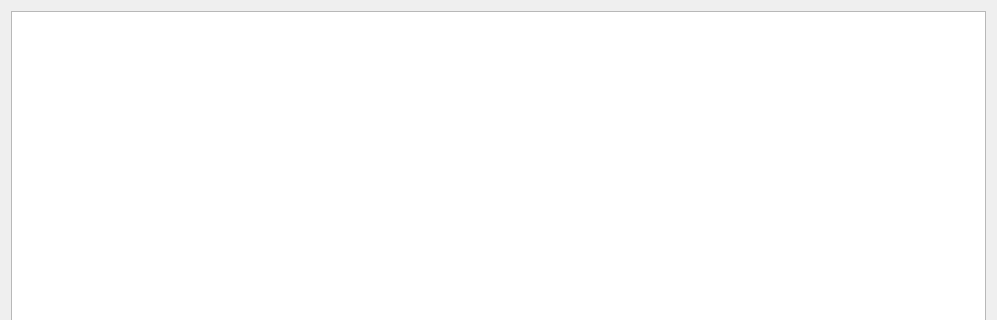
This is Client/GamePage.ui in AmirHNzr/Poffer-Game-Project as Qt 5 draws it before an edit; both pictures show x 0 to 997 and y 0 to 320 of the 997 by 651 pixel window. The edited form follows.
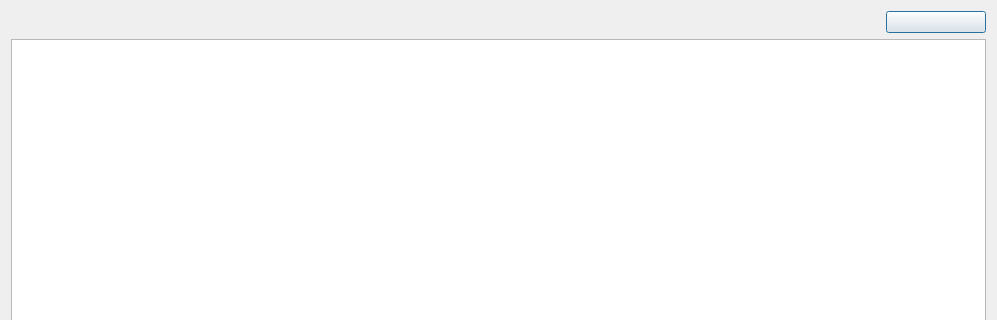
This is the edited form.

Diff of the .ui file:
```diff
--- a/Client/GamePage.ui
+++ b/Client/GamePage.ui
@@ -14,9 +14,25 @@
    <string>Dialog</string>
   </property>
   <layout class="QGridLayout" name="gridLayout">
-   <item row="0" column="0">
+   <item row="1" column="0">
     <widget class="QGraphicsView" name="graphicsView"/>
    </item>
+   <item row="0" column="0">
+    <widget class="QPushButton" name="respauseBtn">
+     <property name="maximumSize">
+      <size>
+       <width>100</width>
+       <height>50</height>
+      </size>
+     </property>
+     <property name="layoutDirection">
+      <enum>Qt::LayoutDirection::RightToLeft</enum>
+     </property>
+     <property name="text">
+      <string/>
+     </property>
+    </widget>
+   </item>
   </layout>
  </widget>
  <resources/>
```
